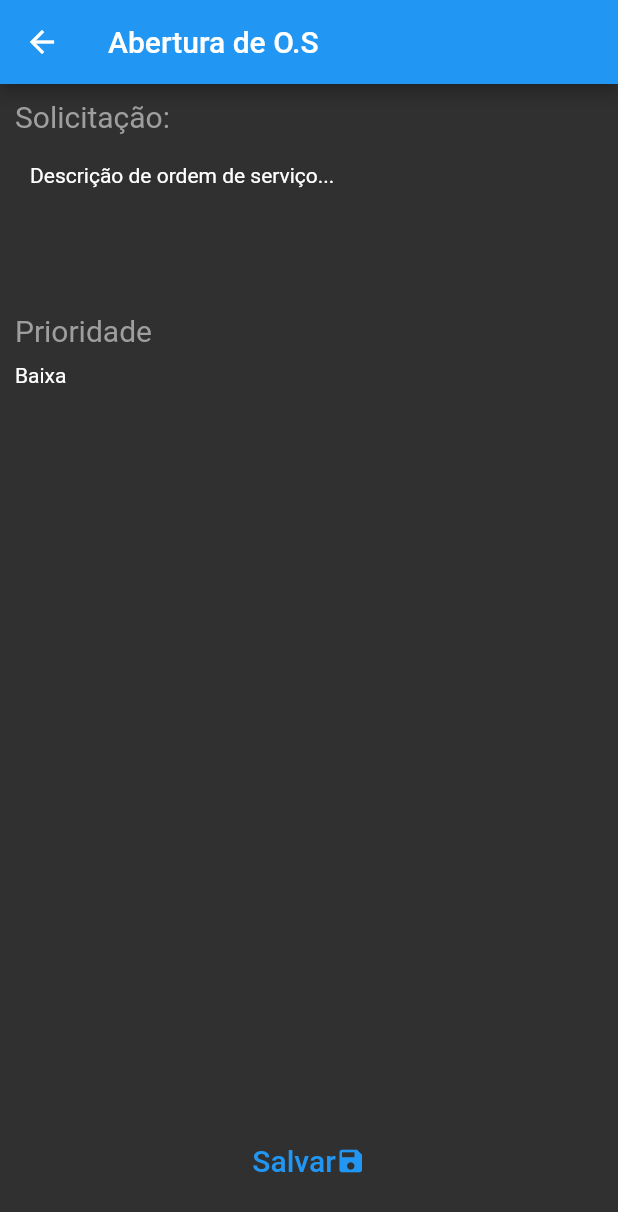
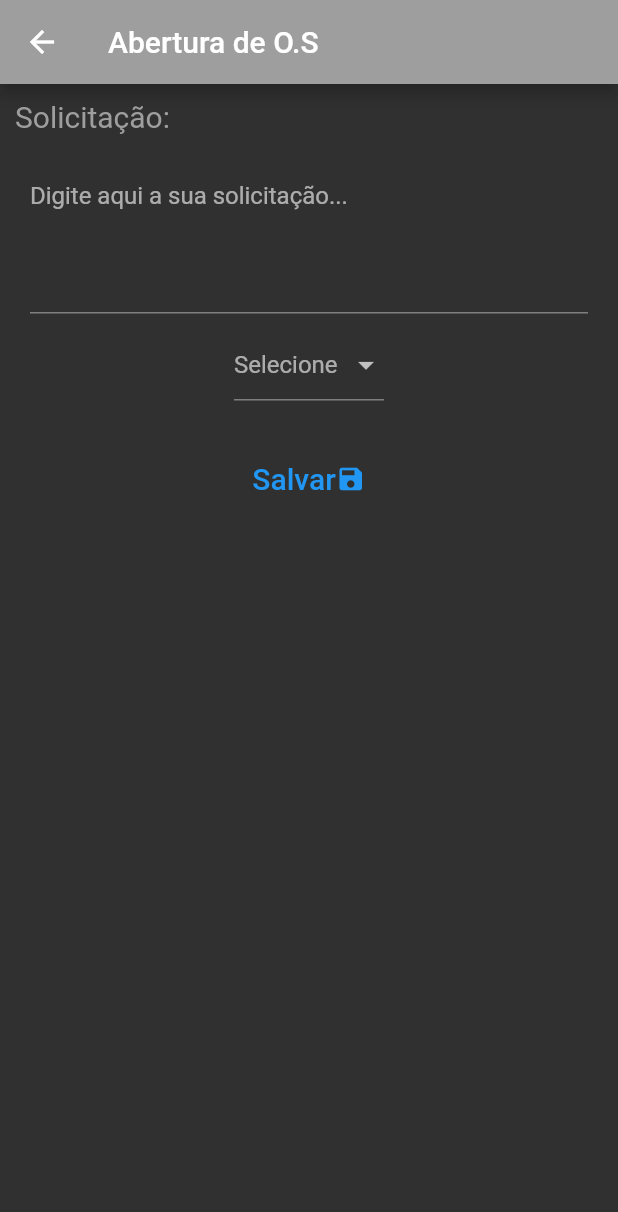
Before and after one commit to ElAchkarx11/Ordem_de_servico, a Flutter app: the AddOrdem screen opened directly, on a phone screen of 412 x 824 dp. Shown: the top 1212 px of the screen. Run offline on Flutter 3.47's test engine with Material 2 defaults, Android fonts, the phone set to English and light mode, and no system bars; our stand-ins replace cloud_firestore, firebase_core; accounts and stored records are empty.

Commit message:
Quarto commit

```diff
--- a/lib/add_ordem.dart
+++ b/lib/add_ordem.dart
@@ -1,5 +1,9 @@
+import 'package:flutter/cupertino.dart';
 import 'package:flutter/material.dart';
+import 'package:ola_mundo/ordem_edit.dart';
 import 'ordem_page.dart';
+
+//Essa é a página que faz com que as ordens de serviço sejam criadas e enviadas para o banco de dados(Firebase)
 
 class AddOrdem extends StatelessWidget {
   const AddOrdem({super.key});
@@ -8,88 +12,85 @@ class AddOrdem extends StatelessWidget {
   Widget build(BuildContext context) {
     return Scaffold(
         appBar: AppBar(
+          //Define o título do Scaffold
           title: const Text("Abertura de O.S"),
-          backgroundColor: Colors.blue,
+          backgroundColor: Colors.grey,
         ),
-        body: const Column(
-            mainAxisAlignment: MainAxisAlignment.spaceBetween,
-            children: [
+        body:
+            const Column(mainAxisAlignment: MainAxisAlignment.start, children: [
           Padding(
               padding: EdgeInsets.symmetric(horizontal: 10, vertical: 10),
               child: Column(
+                  //A solicitação e a prioridade foram incluidas em elementos separados, para uma melhor organização em uma futura alteração do elemento
                   crossAxisAlignment: CrossAxisAlignment.start,
-                      children: [Solicitacao(), Prioridade()])),
-              NavigationBarOS()
+                  children: [Prioridade()])),
+
         ]));
   }
 }
 
-class Solicitacao extends StatelessWidget {
-  const Solicitacao({super.key});
+class Prioridade extends StatefulWidget {
+  const Prioridade({super.key});
 
   @override
+  State<Prioridade> createState() => _PrioridadeState();
+}
+
+class _PrioridadeState extends State<Prioridade> {
+  @override
   Widget build(BuildContext context) {
-    return const Column(
+    final dropValue = ValueNotifier("");
+    final dropOpcoes = ["Baixa", "Média", "Alta"];
+    String escolhaAt = '';
+    String descricao = '';
+
+    TextEditingController descricaoOrdem = TextEditingController();
+
+    return Column(children: [
+      Column(
         crossAxisAlignment: CrossAxisAlignment.start,
         children: [
-        Text(
+          const Text(
             "Solicitação: ",
             style: TextStyle(fontSize: 20, color: Colors.grey),
           ),
-        SizedBox(
+          const SizedBox(
             height: 10,
           ),
           SizedBox(
-            height: 100,
+              height: 120,
               width: double.infinity,
               child: Padding(
-              padding: EdgeInsets.symmetric(horizontal: 10, vertical: 10),
-              child: Text("Descrição de ordem de serviço..."),
+                padding:
+                    const EdgeInsets.symmetric(horizontal: 10, vertical: 10),
+                child: TextFormField(
+                  onChanged: (value) => {descricao = value},
+                  maxLines: 4,
+                  controller: descricaoOrdem,
+                  decoration: const InputDecoration(
+                      hintText: "Digite aqui a sua solicitação..."),
+                ),
               ))
         ],
-    );
-  }
-}
-
-class Prioridade extends StatelessWidget {
-  const Prioridade({super.key});
-
-  @override
-  Widget build(BuildContext context) {
-    return const Padding(
-        padding: EdgeInsets.symmetric(vertical: 10),
-        child: Column(
-          crossAxisAlignment: CrossAxisAlignment.start,
-          children: [
-            Text(
-              "Prioridade",
-              style: TextStyle(fontSize: 20, color: Colors.grey),
-            ),
-            SizedBox(
-              height: 10,
       ),
       SizedBox(
         width: 100,
-              height: 30,
-              child: Text("Baixa"),
-            )
-          ],
-        ));
-  }
-}
-
-
-class NavigationBarOS extends StatefulWidget {
-  const NavigationBarOS({super.key});
-
-  @override
-  State<NavigationBarOS> createState() => _NavigationBarOSState();
-}
-
-class _NavigationBarOSState extends State<NavigationBarOS> {
-  @override
-  Widget build(BuildContext context) {
-    return SizedBox(
+        height: 50,
+        child: ValueListenableBuilder(
+          valueListenable: dropValue,
+          builder: (BuildContext context, String value, _) {
+            return DropdownButtonFormField<String>(
+              hint: const Text("Selecione"),
+              value: (value.isEmpty) ? null : value,
+              onChanged: (escolha) => {escolhaAt = escolha.toString()},
+              items: dropOpcoes
+                  .map((op) => DropdownMenuItem(value: op, child: Text(op)))
+                  .toList(),
+            );
+          },
+        ),
+      ),
+      SizedBox(
         height: 100,
         width: double.infinity,
         child: Row(
@@ -97,8 +98,10 @@ class _NavigationBarOSState extends State<NavigationBarOS> {
           children: [
             TextButton(
                 onPressed: () {
-                Navigator.push(context,
-                    MaterialPageRoute(builder: (context) => const OrdemPage()));
+                  print(escolhaAt);
+                  print(descricao);
+                  /* Navigator.push(context,
+                    MaterialPageRoute(builder: (context) => const OrdemPage())); */
                 },
                 child: const Row(
                   children: [
@@ -114,6 +117,7 @@ class _NavigationBarOSState extends State<NavigationBarOS> {
                 )),
           ],
         ),
-    );
+      )
+    ]);
   }
 }
--- a/lib/ordem_page.dart
+++ b/lib/ordem_page.dart
@@ -31,7 +31,7 @@ class OrdemPage extends StatelessWidget {
                         }
                         return nomeUsuario(context, snapshot);
                       }),
-          backgroundColor: Colors.blue,
+          backgroundColor: Colors.grey,
         ),
         body: const Column(
             mainAxisAlignment: MainAxisAlignment.spaceBetween,
--- a/lib/user_edit.dart
+++ b/lib/user_edit.dart
@@ -11,7 +11,7 @@ class UserEdit extends StatelessWidget {
     return Scaffold(
       appBar: AppBar(
         title: const Text("Editar", textAlign: TextAlign.center),
-        backgroundColor: Colors.blue,
+        backgroundColor: Colors.grey,
       ),
       body: const Column(
         mainAxisAlignment: MainAxisAlignment.spaceBetween,
--- a/lib/user_info.dart
+++ b/lib/user_info.dart
@@ -9,7 +9,7 @@ class UserInfo extends StatelessWidget {
     return Scaffold(
       appBar: AppBar(
         title: const Text("Conta", textAlign: TextAlign.center),
-        backgroundColor: Colors.blue,
+        backgroundColor: Colors.grey,
       ),
       body: const Column(
         mainAxisAlignment: MainAxisAlignment.spaceBetween,
```
Also changed, not shown: lib/login_page.dart (+35 -26 lines), lib/main.dart (+11 -1 lines), lib/ordem_edit.dart (+10 -6 lines), lib/ordem_info.dart (+7 -7 lines), pubspec.yaml (+6 -1 lines), pubspec.lock, 6 other files. Lines whose indentation alone changed are shown as unchanged.
